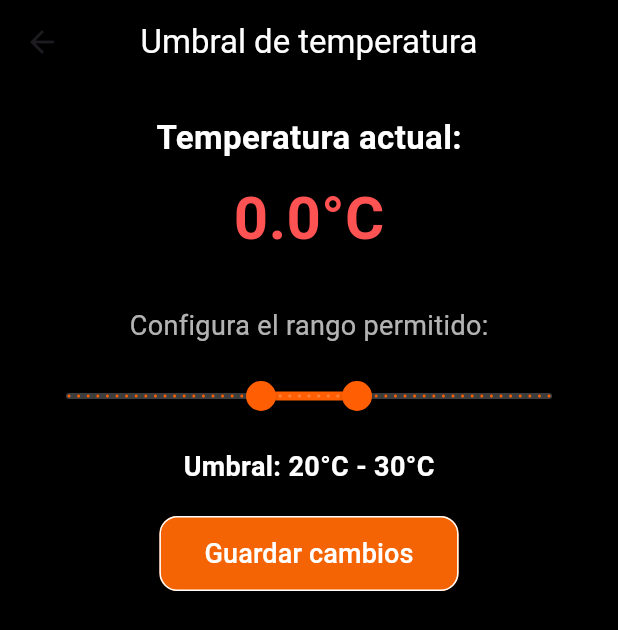
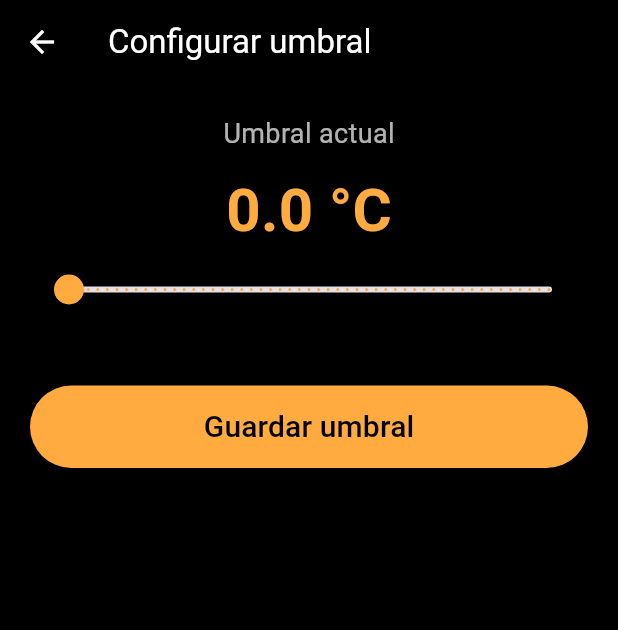
Before and after one commit to taamalito2002/Solex_app2, a Flutter app: the UmbralTemperaturePage screen opened directly with empty values, on a phone screen of 412 x 824 dp. Shown: the top 630 px of the screen. Run offline on Flutter 3.47's test engine with Material 3 defaults, Android fonts, the phone set to English and light mode, and no system bars; our stand-ins replace cloud_firestore, firebase_auth, firebase_core, flutter_local_notifications, geolocator, shared_preferences; accounts and stored records are empty; network calls fail.

Commit message:
conexiones con firebase completas y detalles actualizados

```diff
--- a/lib/main.dart
+++ b/lib/main.dart
@@ -31,6 +31,12 @@ class MyApp extends StatelessWidget {
       title: 'SOLEX_APP',
       theme: ThemeData(primarySwatch: Colors.deepPurple),
       debugShowCheckedModeBanner: false,
+
+      // 🔥 Aqui quitamos el brillo azul del ScrollView
+      scrollBehavior: const MaterialScrollBehavior().copyWith(
+        overscroll: false,
+      ),
+
       initialRoute: '/',
       routes: {
         '/': (context) => const SplashScreen(),
--- a/lib/services/umbral_service.dart
+++ b/lib/services/umbral_service.dart
@@ -1,9 +1,10 @@
+import 'package:cloud_firestore/cloud_firestore.dart';
+import 'package:firebase_auth/firebase_auth.dart';
 import 'package:flutter_local_notifications/flutter_local_notifications.dart';
 
 class UmbralService {
-  double umbral = 28.0; // Puedes cambiarlo desde ConfigPage
+  static double umbralCache = 28.0;
 
-  // Inicializamos el plugin
   final FlutterLocalNotificationsPlugin flutterLocalNotificationsPlugin =
       FlutterLocalNotificationsPlugin();
 
@@ -11,17 +12,61 @@ class UmbralService {
     _initNotifications();
   }
 
-  void actualizarUmbral(double nuevo) {
-    umbral = nuevo;
+  /// -------------------------------
+  /// LEE el umbral desde Firestore
+  /// -------------------------------
+  static Future<double> getUmbral() async {
+    final user = FirebaseAuth.instance.currentUser;
+
+    if (user == null) {
+      return umbralCache; // En caso de que no haya login
+    }
+
+    final doc = await FirebaseFirestore.instance
+        .collection('users')
+        .doc(user.uid)
+        .get();
+
+    if (doc.exists && doc.data()!.containsKey('umbral')) {
+      umbralCache = (doc['umbral'] as num).toDouble();
+    }
+
+    return umbralCache;
   }
 
+  /// -------------------------------
+  /// GUARDA el umbral en Firestore
+  /// -------------------------------
+  static Future<void> setUmbral(double nuevoUmbral) async {
+    final user = FirebaseAuth.instance.currentUser;
+
+    if (user == null) return;
+
+    umbralCache = nuevoUmbral;
+
+    await FirebaseFirestore.instance
+        .collection('users')
+        .doc(user.uid)
+        .set(
+      {'umbral': nuevoUmbral},
+      SetOptions(merge: true),
+    );
+  }
+
+  /// -------------------------------
+  /// VERIFICAR UMBRAL CON NOTIFICACIONES
+  /// -------------------------------
   Future<void> verificarUmbral(double temperatura) async {
+    final umbral = await getUmbral();
+
     if (temperatura > umbral) {
-      await _enviarNotificacionAlerta(temperatura);
+      await _enviarNotificacionAlerta(temperatura, umbral);
     }
   }
 
-  // Configuracion inicial
+  /// -------------------------------
+  /// Inicializacion de notificaciones
+  /// -------------------------------
   void _initNotifications() {
     const AndroidInitializationSettings initializationSettingsAndroid =
         AndroidInitializationSettings('@mipmap/ic_launcher');
@@ -32,26 +77,29 @@ class UmbralService {
     flutterLocalNotificationsPlugin.initialize(initializationSettings);
   }
 
-  Future<void> _enviarNotificacionAlerta(double temperatura) async {
-    const AndroidNotificationDetails androidPlatformChannelSpecifics =
+  /// -------------------------------
+  /// ENVIAR NOTIFICACION
+  /// -------------------------------
+  Future<void> _enviarNotificacionAlerta(
+      double temperatura, double umbral) async {
+    const AndroidNotificationDetails androidDetails =
         AndroidNotificationDetails(
-      'alertas', // id del canal
-      'Alertas de temperatura', // nombre del canal
-      channelDescription: 'Notificaciones de alerta cuando la temperatura supera el umbral',
+      'alertas',
+      'Alertas de temperatura',
+      channelDescription:
+          'Notificaciones cuando la temperatura supera el umbral.',
       importance: Importance.max,
       priority: Priority.high,
-      ticker: 'ticker',
     );
 
-    const NotificationDetails platformChannelSpecifics =
-        NotificationDetails(android: androidPlatformChannelSpecifics);
+    const NotificationDetails notifDetails =
+        NotificationDetails(android: androidDetails);
 
     await flutterLocalNotificationsPlugin.show(
       1,
       'Alerta de temperatura',
-      'La temperatura actual es ${temperatura.toStringAsFixed(1)} °C y supera el umbral de $umbral °C.',
-      platformChannelSpecifics,
-      payload: 'alerta_temperatura',
+      'Temperatura: ${temperatura.toStringAsFixed(1)}°C (Umbral: $umbral°C)',
+      notifDetails,
     );
   }
 }
--- a/lib/views/UmbralTemperature_page.dart
+++ b/lib/views/UmbralTemperature_page.dart
@@ -1,150 +1,110 @@
 import 'package:flutter/material.dart';
-import 'package:shared_preferences/shared_preferences.dart';
-import '../services/notification_service.dart';
+import '../services/umbral_service.dart';
 
 class UmbralTemperaturePage extends StatefulWidget {
   final double temperaturaActual;
 
-  const UmbralTemperaturePage({
-    super.key,
-    required this.temperaturaActual,
-  });
+  const UmbralTemperaturePage({super.key, required this.temperaturaActual});
 
   @override
   State<UmbralTemperaturePage> createState() => _UmbralTemperaturePageState();
 }
 
 class _UmbralTemperaturePageState extends State<UmbralTemperaturePage> {
-  double tempMin = 20;
-  double tempMax = 30;
+  double? umbral;
+  bool loading = true;
 
   @override
   void initState() {
     super.initState();
-    _cargarUmbral();
+    cargarUmbral();
   }
 
-  Future<void> _cargarUmbral() async {
-    final prefs = await SharedPreferences.getInstance();
-
+  Future<void> cargarUmbral() async {
+    final valor = await UmbralService.getUmbral();
     setState(() {
-      tempMin = prefs.getDouble('tempMin') ?? 20;
-      tempMax = prefs.getDouble('tempMax') ?? 30;
+      umbral = valor;
+      loading = false;
     });
-
-    _verificarUmbral();
-  }
-
-  Future<void> _guardarUmbral() async {
-    final prefs = await SharedPreferences.getInstance();
-    await prefs.setDouble('tempMin', tempMin);
-    await prefs.setDouble('tempMax', tempMax);
-
-    _verificarUmbral();
-  }
-
-  void _verificarUmbral() {
-    double temp = widget.temperaturaActual;
-
-    if (temp < tempMin || temp > tempMax) {
-      NotificationService.showNotification(
-        title: "Alerta de temperatura",
-        body:
-            "Temperatura fuera del rango: $temp°C (Umbral: $tempMin°C - $tempMax°C)",
-      );
-    }
   }
 
   @override
   Widget build(BuildContext context) {
+    if (loading) {
       return Scaffold(
-      backgroundColor: Colors.black, // fondo negro
+        backgroundColor: Colors.black,
+        body: const Center(
+          child: CircularProgressIndicator(color: Colors.white),
+        ),
+      );
+    }
+
+    return Scaffold(
+      backgroundColor: Colors.black,
       appBar: AppBar(
-        title: const Text(
-          "Umbral de temperatura",
-          style: TextStyle(color: Colors.white),
-        ),
+        title: const Text("Configurar umbral", style: TextStyle(color: Colors.white)),
         backgroundColor: Colors.black,
-        centerTitle: true,
         elevation: 0,
+        iconTheme: const IconThemeData(color: Colors.white),
       ),
       body: Padding(
         padding: const EdgeInsets.all(20),
         child: Column(
           children: [
-            const Text(
-              "Temperatura actual:",
-              style: TextStyle(
-                  fontSize: 22, fontWeight: FontWeight.bold, color: Colors.white),
+            Text(
+              "Umbral actual",
+              style: const TextStyle(color: Colors.white70, fontSize: 18),
             ),
+
             const SizedBox(height: 10),
+
             Text(
-              "${widget.temperaturaActual}°C",
-              style: TextStyle(
+              "${umbral?.toStringAsFixed(1)} °C",
+              style: const TextStyle(
+                color: Colors.orangeAccent,
                 fontSize: 40,
                 fontWeight: FontWeight.bold,
-                color: (widget.temperaturaActual < tempMin ||
-                        widget.temperaturaActual > tempMax)
-                    ? Colors.redAccent
-                    : Colors.greenAccent,
               ),
             ),
-            const SizedBox(height: 30),
-            const Text(
-              "Configura el rango permitido:",
-              style: TextStyle(fontSize: 18, color: Colors.white70),
-            ),
-            const SizedBox(height: 10),
-            RangeSlider(
-              values: RangeValues(tempMin, tempMax),
-              min: 0,
-              max: 50,
+
+            Slider(
+              value: umbral!,
+              min: 10,
+              max: 60,
               divisions: 50,
-              activeColor: const Color.fromARGB(255, 255, 95, 2),
-              inactiveColor: Colors.white24,
-              labels: RangeLabels(
-                "${tempMin.toStringAsFixed(0)}°C",
-                "${tempMax.toStringAsFixed(0)}°C",
-              ),
-              onChanged: (values) {
+              activeColor: Colors.orangeAccent,
+              onChanged: (value) {
                 setState(() {
-                  tempMin = values.start;
-                  tempMax = values.end;
+                  umbral = value;
                 });
               },
-              onChangeEnd: (values) {
-                _guardarUmbral();
-              },
             ),
-            const SizedBox(height: 10),
-            Text(
-              "Umbral: ${tempMin.toStringAsFixed(0)}°C - ${tempMax.toStringAsFixed(0)}°C",
-              style: const TextStyle(
-                  fontSize: 18, fontWeight: FontWeight.bold, color: Colors.white),
+
+            const SizedBox(height: 40),
+
+            SizedBox(
+              width: double.infinity,
+              height: 55,
+              child: ElevatedButton(
+                style: ElevatedButton.styleFrom(
+                  backgroundColor: Colors.orangeAccent,
                 ),
-            const SizedBox(height: 20),
-            ElevatedButton(
-              style: ElevatedButton.styleFrom(
-                backgroundColor: const Color.fromARGB(255, 244, 100, 4),
-                side: const BorderSide(color: Colors.white, width: 1),
-                padding:
-                    const EdgeInsets.symmetric(vertical: 12, horizontal: 30),
-                shape: RoundedRectangleBorder(
-                  borderRadius: BorderRadius.circular(12),
-                ),
-              ),
-              onPressed: () {
-                _guardarUmbral();
+                onPressed: () async {
+                  await UmbralService.setUmbral(umbral!);
+
                   ScaffoldMessenger.of(context).showSnackBar(
                     const SnackBar(
                       content: Text("Umbral guardado correctamente"),
-                    duration: Duration(seconds: 2),
+                      backgroundColor: Colors.green,
                     ),
                   );
+
+                  Navigator.pop(context);
                 },
                 child: const Text(
-                "Guardar cambios",
-                style: TextStyle(color: Colors.white, fontSize: 18),
+                  "Guardar umbral",
+                  style: TextStyle(color: Colors.black, fontSize: 20),
+                ),
               ),
             ),
           ],
```
Also changed, not shown: lib/controllers/auth_controller.dart (+47 -19 lines), lib/services/auth_service.dart (+32 -21 lines), lib/services/firebase_service.dart (added, +46 -0 lines), lib/views/forgot_password_page.dart (+39 -20 lines), lib/views/home_page.dart (+2 -12 lines), lib/views/login_page.dart (+35 -27 lines), lib/views/register_page.dart (+68 -74 lines), pubspec.yaml (+9 -5 lines), assets/images/logo_icon.png (added), pubspec.lock, 9 other files. Lines whose indentation alone changed are shown as unchanged.
